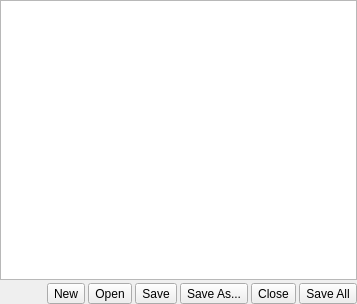
First picture: the form in src/plugins/buffers/openbufferswidget.ui, repository CryFeiFei/klatexformula, before the edit.
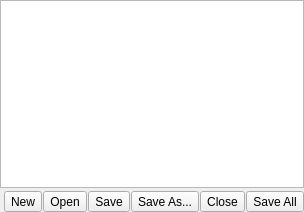
Second picture: the form after the edit. Custom widgets are drawn as their Qt base class.

The edit to the form file:
```diff
--- a/src/plugins/buffers/openbufferswidget.ui
+++ b/src/plugins/buffers/openbufferswidget.ui
@@ -6,8 +6,8 @@
    <rect>
     <x>0</x>
     <y>0</y>
-    <width>357</width>
-    <height>304</height>
+    <width>304</width>
+    <height>212</height>
    </rect>
   </property>
   <property name="windowTitle">
@@ -25,6 +25,9 @@
    </item>
    <item>
     <layout class="QHBoxLayout" name="lytButtons">
+     <property name="spacing">
+      <number>1</number>
+     </property>
      <item>
       <spacer name="horizontalSpacer">
        <property name="orientation">
```
Left out of the diff: 12 changed lines with no effect on the pictures.
